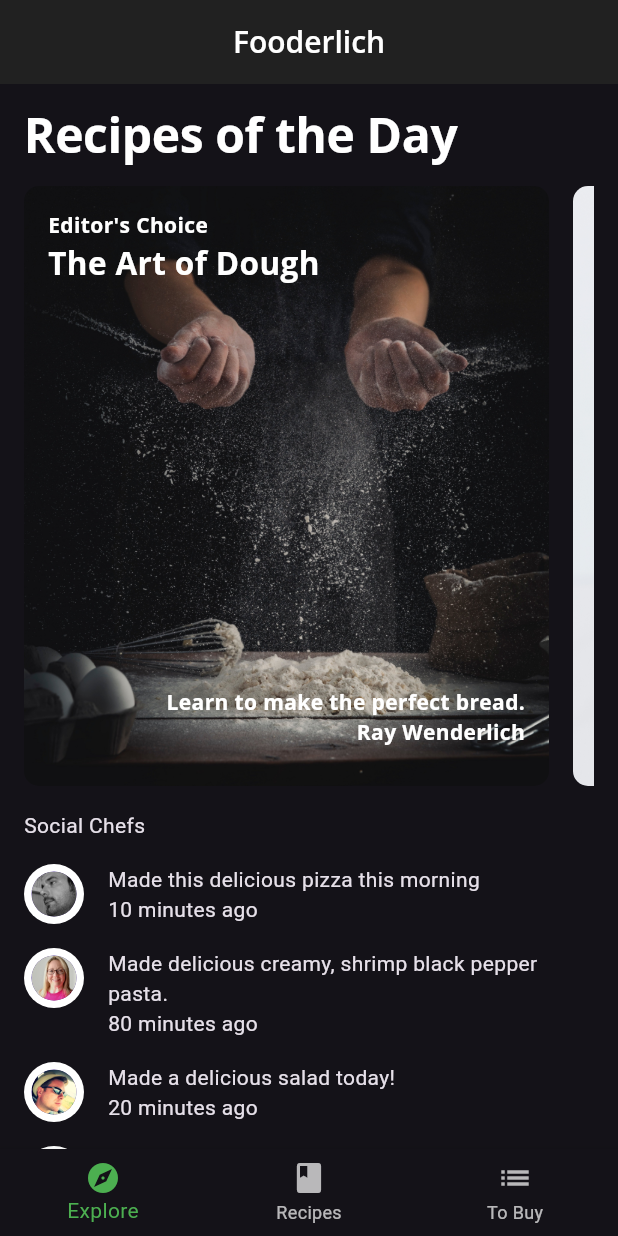
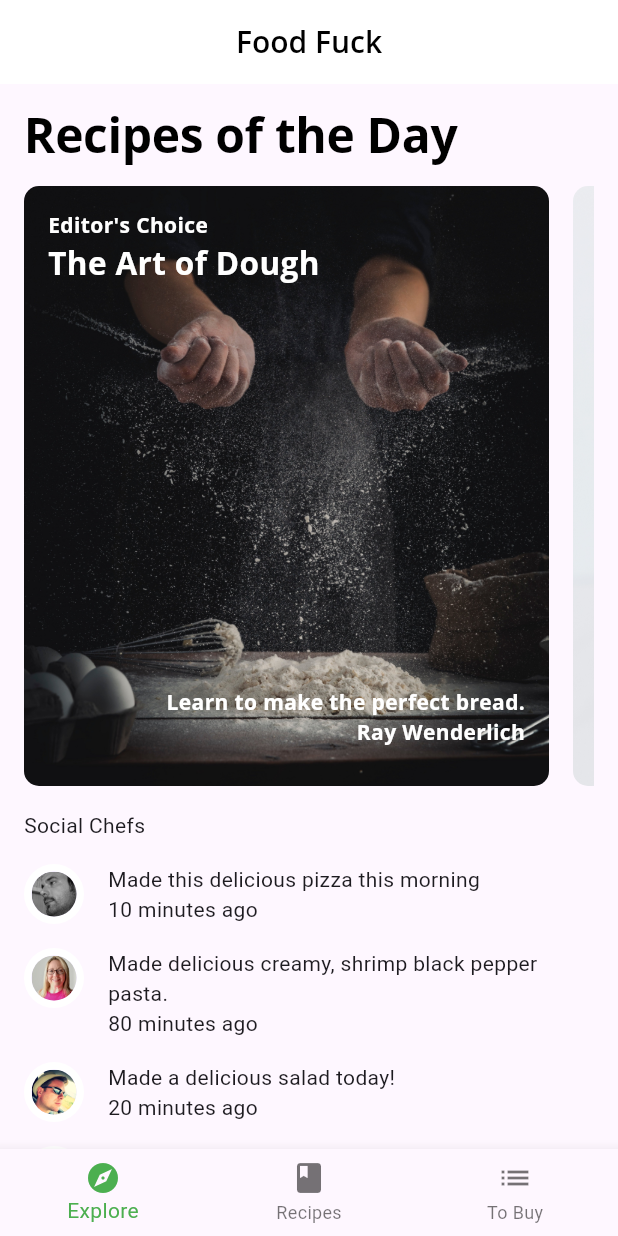
Before and after one commit to Ivans-x/socialdish, a Flutter app: the screen it shows after launch, on a phone screen of 412 x 824 dp. Run offline on Flutter 3.47's test engine with Material 3 defaults, Android fonts, the phone set to English and light mode, and no system bars; our stand-ins replace flutter_colorpicker, google_fonts.

Commit message:
fuck this sh**

```diff
--- a/lib/home.dart
+++ b/lib/home.dart
@@ -26,12 +26,12 @@ class _HomeState extends State<Home> {
         return Scaffold(
           appBar: AppBar(
             title: Text(
-              'Fooderlich',
+              'Food Fuck',
               style: Theme.of(context).textTheme.titleLarge,
             ),
             centerTitle: true,
           ),
-          body: IndexedStack(index: tabManager.selectedTab, children: pages),
+          body: pages[tabManager.selectedTab],
           bottomNavigationBar: BottomNavigationBar(
             selectedItemColor:
                 Theme.of(context).textSelectionTheme.selectionColor,
--- a/lib/main.dart
+++ b/lib/main.dart
@@ -14,7 +14,7 @@ class Fooderlich extends StatelessWidget {
   const Fooderlich({super.key});
   @override
   Widget build(BuildContext context) {
-    final theme = FooderlichTheme.dark();
+    final theme = FooderlichTheme.light();
     return MaterialApp(
       debugShowCheckedModeBanner: false,
       theme: theme,
--- a/lib/screens/grocery_screen.dart
+++ b/lib/screens/grocery_screen.dart
@@ -15,6 +15,7 @@ class GroceryScreen extends StatelessWidget {
   @override
   Widget build(BuildContext context) {
     return Scaffold(
+      body: buildGroceryScreen(),
       floatingActionButton: FloatingActionButton(
         onPressed: () {
           final manager = Provider.of<GroceryManager>(context, listen: false);
@@ -34,7 +35,6 @@ class GroceryScreen extends StatelessWidget {
         },
         child: const Icon(Icons.add),
       ),
-      body: buildGroceryScreen(),
     );
   }
 
```
